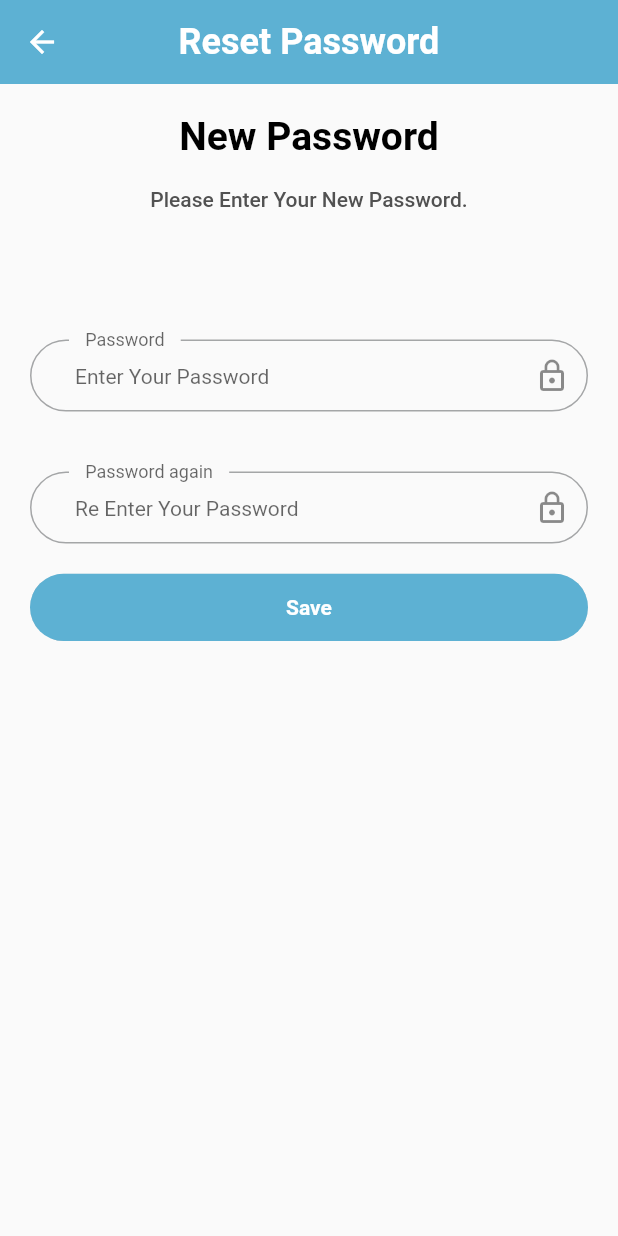
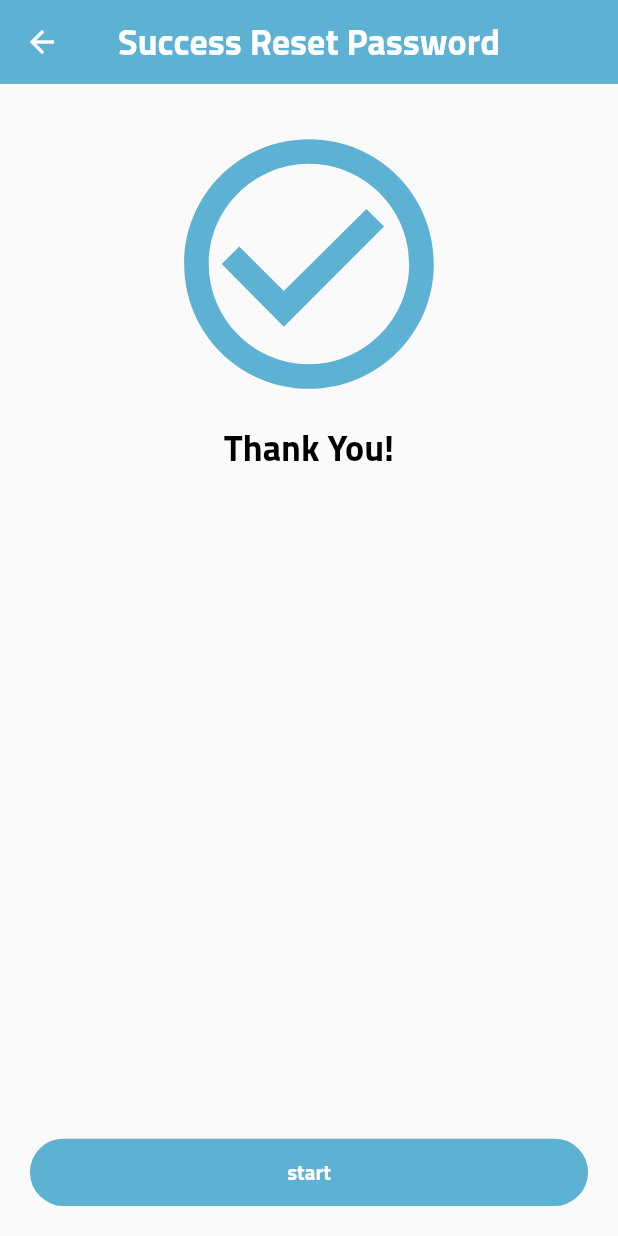
Before and after one commit to abdulrahmanAshraf272/E_Commerce-app, a Flutter app: the ResetPassword screen opened by its route, after a tap on "Save", on a phone screen of 412 x 824 dp. Run offline on Flutter 3.47's test engine with Material 2 defaults, Android fonts, the phone set to English and light mode, and no system bars; our stand-ins replace flutter_otp_text_field, get, shared_preferences; accounts and stored records are empty.

Commit message:
SuccessResetPassScreen SuccessSignUpScreen UI

```diff
--- a/lib/controller/auth/reset_password_controller.dart
+++ b/lib/controller/auth/reset_password_controller.dart
@@ -4,7 +4,7 @@ import 'package:get/get.dart';
 
 abstract class ResetPasswordController extends GetxController {
   setNewPassword();
-  goToVerfiyCodeScreen();
+  goToSuccessResetPassword();
 }
 
 class ResetPasswordControllerImp extends ResetPasswordController {
@@ -14,8 +14,8 @@ class ResetPasswordControllerImp extends ResetPasswordController {
   @override
   setNewPassword() {}
   @override
-  goToVerfiyCodeScreen() {
-    Get.offNamed(AppRoute.verifyCode);
+  goToSuccessResetPassword() {
+    Get.offNamed(AppRoute.successResetPassword);
   }
 
   @override
--- /dev/null
+++ b/lib/core/constant/app_theme.dart
@@ -0,0 +1,22 @@
+import 'package:ecommerce_app/core/constant/app_colors.dart';
+import 'package:flutter/material.dart';
+
+ThemeData themeEnglish = ThemeData(
+    colorScheme: ColorScheme.fromSeed(seedColor: Colors.blue),
+    primarySwatch: Colors.blue,
+    fontFamily: 'Cairo',
+    textTheme: const TextTheme(
+        displayLarge: TextStyle(
+            fontWeight: FontWeight.bold, fontSize: 26, color: AppColor.black),
+        displayMedium: TextStyle(
+            fontWeight: FontWeight.bold, fontSize: 24, color: AppColor.black),
+        bodyLarge: TextStyle(height: 2, color: AppColor.grey)));
+
+ThemeData themeArabic = ThemeData(
+    fontFamily: 'Cairo',
+    textTheme: const TextTheme(
+        displayLarge: TextStyle(
+            fontWeight: FontWeight.bold, fontSize: 26, color: AppColor.black),
+        displayMedium: TextStyle(
+            fontWeight: FontWeight.bold, fontSize: 24, color: AppColor.black),
+        bodyLarge: TextStyle(height: 2, color: AppColor.grey)));
--- a/lib/core/constant/routes_name.dart
+++ b/lib/core/constant/routes_name.dart
@@ -6,4 +6,9 @@ class AppRoute {
   static const String forgetPassword = '/forgetPassword';
   static const String verifyCode = '/verifyCode';
   static const String resetPassword = '/resetPassword';
+  static const String successResetPassword = '/successResetPassword';
+  static const String successSignUp = '/successSignUp';
+  static const String checkEmail = '/checkEmail';
+  static const String checkPhoneNumber = '/checkPhoneNumber';
+  static const String verifyCodeSignUp = '/verifyCodeSignUp';
 }
--- a/lib/main.dart
+++ b/lib/main.dart
@@ -27,10 +27,7 @@ class MyApp extends StatelessWidget {
       debugShowCheckedModeBanner: false,
       locale: controller.language,
       translations: MyTranslation(),
-      theme: ThemeData(
-          textTheme: customTextTheme(),
-          colorScheme: ColorScheme.fromSeed(seedColor: Colors.blue),
-          primarySwatch: Colors.blue),
+      theme: controller.appTheme,
       routes: routes,
       home: const Language(),
     );
--- a/lib/routes.dart
+++ b/lib/routes.dart
@@ -1,9 +1,13 @@
 import 'package:ecommerce_app/core/constant/routes_name.dart';
-import 'package:ecommerce_app/view/screen/auth/forget_password.dart';
+import 'package:ecommerce_app/view/screen/auth/check_email.dart';
+import 'package:ecommerce_app/view/screen/auth/forget_password/forget_password.dart';
+import 'package:ecommerce_app/view/screen/auth/forget_password/success_reset_password.dart';
 import 'package:ecommerce_app/view/screen/auth/login.dart';
-import 'package:ecommerce_app/view/screen/auth/reset_password.dart';
+import 'package:ecommerce_app/view/screen/auth/forget_password/reset_password.dart';
 import 'package:ecommerce_app/view/screen/auth/signup.dart';
-import 'package:ecommerce_app/view/screen/auth/verify_code.dart';
+import 'package:ecommerce_app/view/screen/auth/forget_password/verify_code.dart';
+import 'package:ecommerce_app/view/screen/auth/success_signup.dart';
+import 'package:ecommerce_app/view/screen/auth/verifycode_signup.dart';
 import 'package:ecommerce_app/view/screen/onboarding.dart';
 import 'package:flutter/material.dart';
 
@@ -15,5 +19,9 @@ Map<String, Widget Function(BuildContext)> routes = {
   AppRoute.signUp: (context) => const SignUp(),
   AppRoute.forgetPassword: (context) => const ForgetPassword(),
   AppRoute.verifyCode: (context) => const VerifyCode(),
-  AppRoute.resetPassword: (context) => const ResetPassword()
+  AppRoute.resetPassword: (context) => const ResetPassword(),
+  AppRoute.checkEmail: (context) => const CheckEmail(),
+  AppRoute.successResetPassword: (context) => const SuccessResetPassword(),
+  AppRoute.successSignUp: (context) => const SuccessSignUp(),
+  AppRoute.verifyCodeSignUp: (constext) => const VerifyCodeSignUp()
 };
--- a/lib/view/screen/auth/reset_password.dart
+++ b/lib/view/screen/auth/forget_password/reset_password.dart
@@ -45,7 +45,11 @@ class ResetPassword extends StatelessWidget {
               iconData: Icons.lock_outline,
               textEditingController: controller.checkMatchPassword,
             ),
-            CustomButtonAuth(textButton: 'Save', onPressed: () {}),
+            CustomButtonAuth(
+                textButton: 'Save',
+                onPressed: () {
+                  controller.goToSuccessResetPassword();
+                }),
             const SizedBox(height: 20),
           ],
         ),
--- /dev/null
+++ b/lib/view/screen/auth/forget_password/success_reset_password.dart
@@ -0,0 +1,45 @@
+import 'package:ecommerce_app/core/constant/app_colors.dart';
+import 'package:ecommerce_app/core/constant/routes_name.dart';
+import 'package:ecommerce_app/view/widget/auth/custom_button_auth.dart';
+import 'package:flutter/material.dart';
+import 'package:get/get.dart';
+
+class SuccessResetPassword extends StatelessWidget {
+  const SuccessResetPassword({super.key});
+
+  @override
+  Widget build(BuildContext context) {
+    return Scaffold(
+      appBar: AppBar(
+          centerTitle: true,
+          backgroundColor: AppColor.primaryColor,
+          elevation: 0,
+          title: Text('Success Reset Password',
+              style: Theme.of(context)
+                  .textTheme
+                  .displayMedium!
+                  .copyWith(color: Colors.white))),
+      body: Container(
+        margin: const EdgeInsets.all(20),
+        child: Column(
+          children: [
+            Center(
+                child: Icon(
+              Icons.check_circle_outline,
+              size: 200,
+              color: AppColor.primaryColor,
+            )),
+            Text('Thank You!',
+                style: Theme.of(context).textTheme.displayMedium),
+            Spacer(),
+            CustomButtonAuth(
+                textButton: 'start',
+                onPressed: () {
+                  Get.offAllNamed(AppRoute.login);
+                })
+          ],
+        ),
+      ),
+    );
+  }
+}
```
Also changed, not shown: lib/controller/auth/check_email_controller.dart (added, +31 -0 lines), lib/controller/auth/signup_controller.dart (+5 -2 lines), lib/controller/auth/verifycode_signup_controller.dart (added, +29 -0 lines), lib/core/localization/change_locale.dart (+9 -0 lines), lib/view/screen/auth/check_email.dart (added, +54 -0 lines), lib/view/screen/auth/success_signup.dart (added, +46 -0 lines), lib/view/screen/auth/verifycode_signup.dart (added, +61 -0 lines), lib/view/widget/onboarding/custom_slider.dart (+5 -2 lines), lib/view/screen/auth/forget_password/forget_password.dart (renamed from lib/view/screen/auth/forget_password.dart), lib/view/screen/auth/forget_password/verify_code.dart (renamed from lib/view/screen/auth/verify_code.dart).
